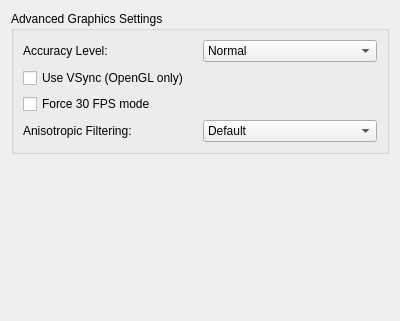
rorrim-rorrim/eden-alt, file src/yuzu/configuration/configure_graphics_advanced.ui: the form before one commit.
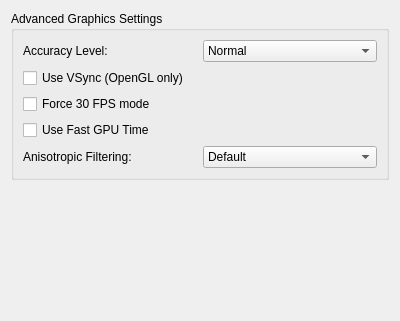
The form after the commit.

Commit message: GPU: Add Fast GPU Time Option.

Diff of the .ui file:
```diff
--- a/src/yuzu/configuration/configure_graphics_advanced.ui
+++ b/src/yuzu/configuration/configure_graphics_advanced.ui
@@ -69,6 +69,13 @@
           </property>
          </widget>
         </item>
+        <item>
+         <widget class="QCheckBox" name="use_fast_gpu_time">
+          <property name="text">
+           <string>Use Fast GPU Time</string>
+          </property>
+         </widget>
+        </item>
         <item>
          <layout class="QHBoxLayout" name="horizontalLayout_1">
           <item>
```
The commit also changes 6 other files.
